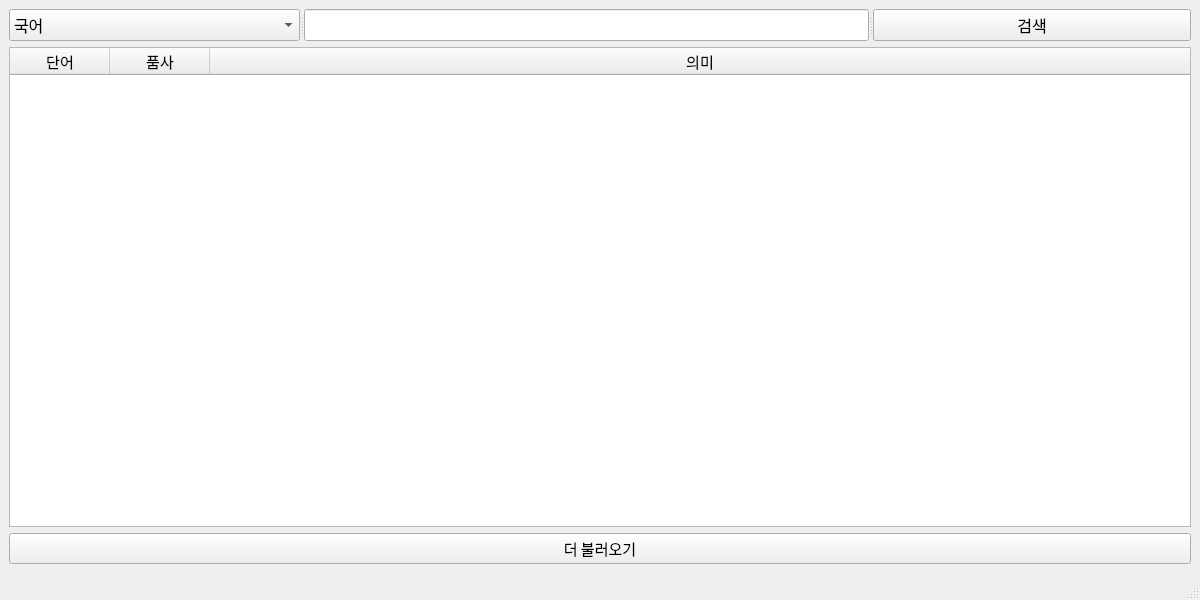
Jeong-Jingyo/NaverDict-Client, file src/main-table.ui: the form before one commit.
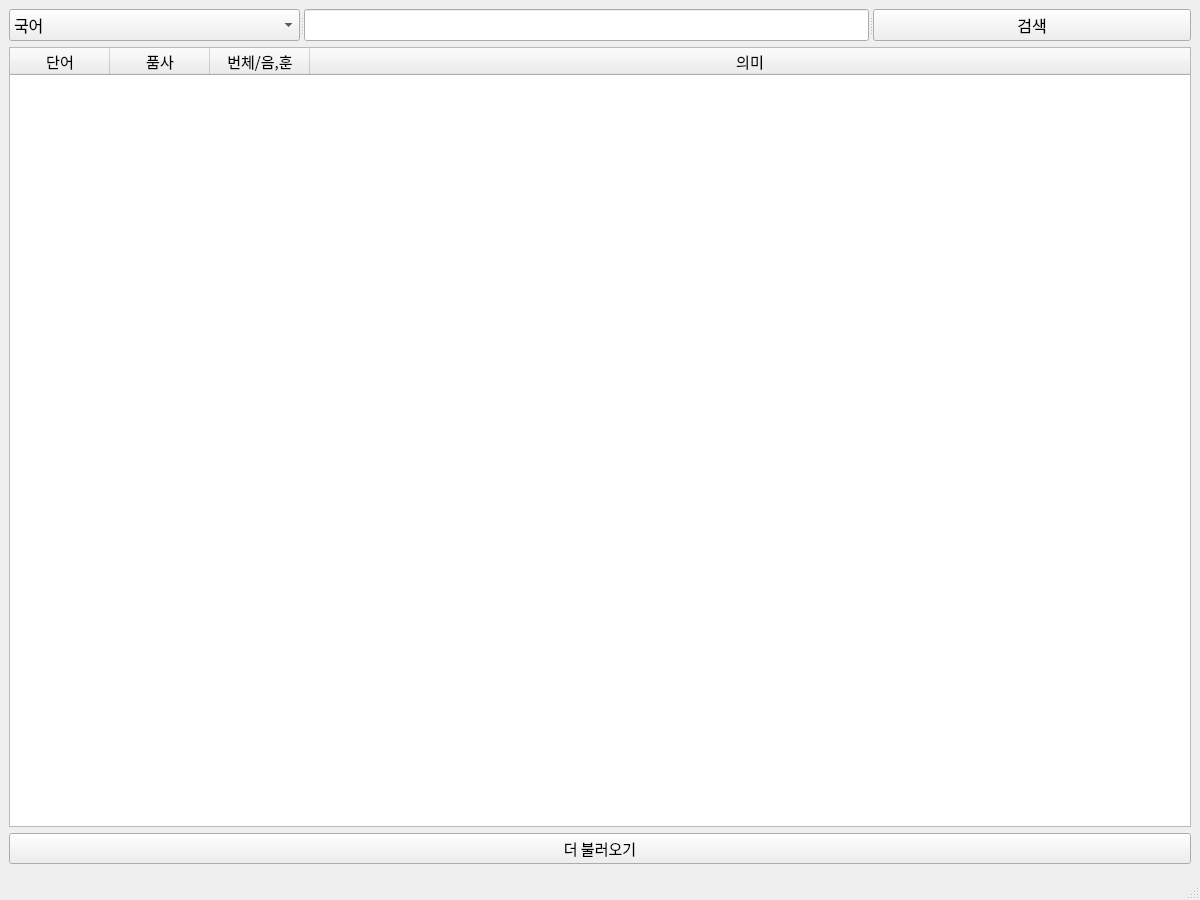
The form after the commit. Icons and pictures are not drawn.

Commit message: 중국어 검색 시에 번체자 표시

Patch:
```diff
--- a/src/main-table.ui
+++ b/src/main-table.ui
@@ -7,7 +7,7 @@
     <x>0</x>
     <y>0</y>
     <width>1200</width>
-    <height>600</height>
+    <height>900</height>
    </rect>
   </property>
   <property name="font">
@@ -55,6 +55,11 @@
         <string>품사</string>
        </property>
       </column>
+      <column>
+       <property name="text">
+        <string>번체/음,훈</string>
+       </property>
+      </column>
       <column>
        <property name="text">
         <string>의미</string>
```
The commit also changes 3 other files.
